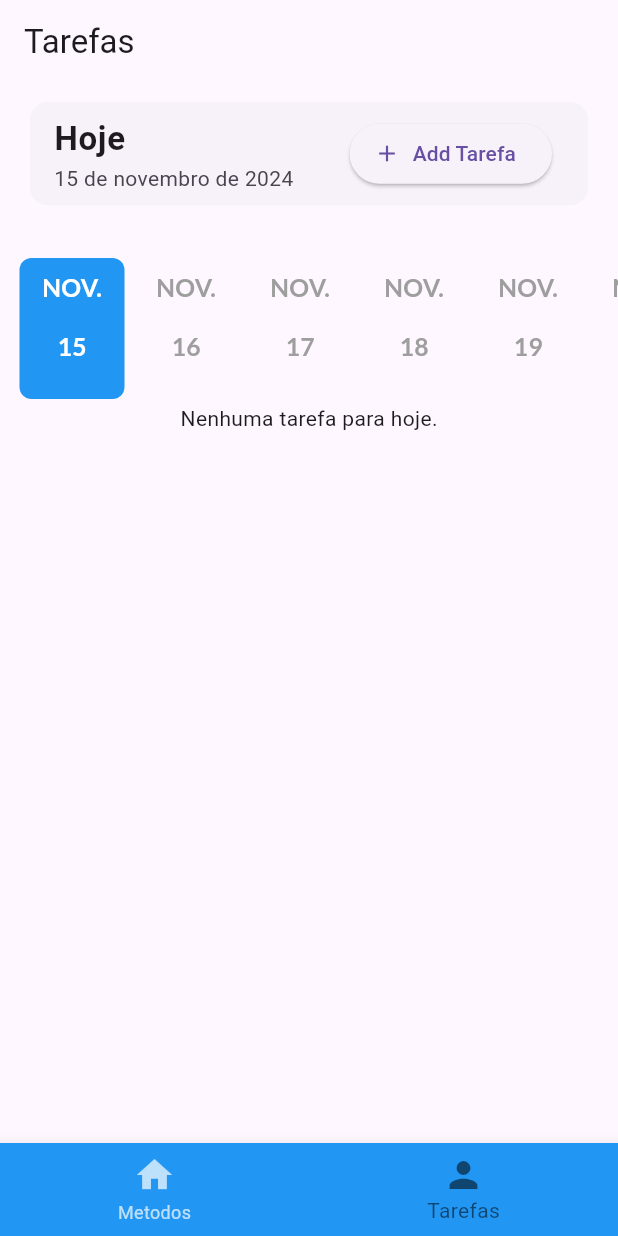
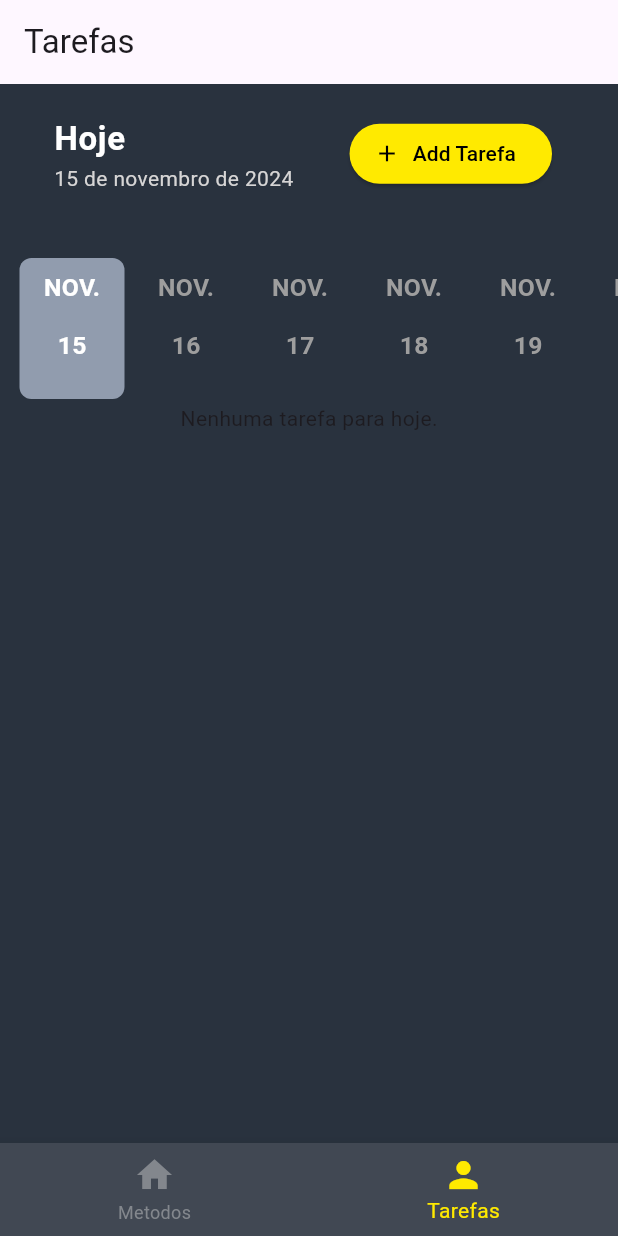
Before and after one commit to Kevengrf/Illumina, a Flutter app: the screen it shows after launch, item 2 of the bottom bar chosen, on a phone screen of 412 x 824 dp. Run offline on Flutter 3.47's test engine with Material 3 defaults, Android fonts, the phone set to English and light mode, and no system bars; drawn by our look-alikes of date_picker_timeline.

Commit message:
estilização tela tarefas

```diff
--- a/lib/homepage.dart
+++ b/lib/homepage.dart
@@ -24,9 +24,9 @@ class _HomePageState extends State<HomePage> {
         children: screens,
       ),
       bottomNavigationBar: BottomNavigationBar(
-        backgroundColor: Colors.blue,
-        selectedItemColor: Colors.black54,
-        unselectedItemColor: Colors.white70,
+        backgroundColor: Color.fromRGBO(65, 72, 83, 1),
+        selectedItemColor: Color.fromRGBO(255, 234, 0, 1),
+        unselectedItemColor: Color.fromRGBO(131, 135, 141, 1),
         type: BottomNavigationBarType.fixed,
         iconSize: 28,
         currentIndex: currentIndex,
--- a/lib/main.dart
+++ b/lib/main.dart
@@ -12,12 +12,13 @@ class MyApp extends StatelessWidget {
 
   @override
   Widget build(BuildContext context) {
+
     return MaterialApp(
       debugShowCheckedModeBanner: false,
       theme: ThemeData(
-        primarySwatch: Colors.blue,
+        scaffoldBackgroundColor: Color.fromRGBO(41, 50, 62, 1)
       ),
-      localizationsDelegates: [
+      localizationsDelegates: const [
         GlobalMaterialLocalizations.delegate,
         GlobalWidgetsLocalizations.delegate,
         GlobalCupertinoLocalizations.delegate,
--- a/lib/screens/tarefa/tarefas.dart
+++ b/lib/screens/tarefa/tarefas.dart
@@ -3,7 +3,6 @@ import 'package:flutter_application_illumina/models/Tarefa.dart';
 import 'package:flutter_application_illumina/screens/tarefa/formTarefa.dart';
 import 'package:intl/intl.dart';
 import 'package:intl/date_symbol_data_local.dart';
-import 'package:google_fonts/google_fonts.dart';
 import 'package:date_picker_timeline/date_picker_timeline.dart';
 
 class Tarefas extends StatefulWidget {
@@ -73,24 +72,31 @@ class _TarefasState extends State<Tarefas> {
       margin: const EdgeInsets.symmetric(vertical: 8, horizontal: 16),
       child: Card(
         elevation: 0,
+        color: Colors.transparent,
         child: ListTile(
           title: const Text(
             "Hoje",
             style: TextStyle(
-              fontSize: 22,
-              fontWeight: FontWeight.bold,
-            ),
+                fontSize: 22, fontWeight: FontWeight.bold, color: Colors.white),
           ),
           subtitle: Text(
             DateFormat("d 'de' MMMM 'de' yyyy", 'pt_BR').format(now),
             style: const TextStyle(
               fontSize: 14,
               fontWeight: FontWeight.w400,
+              color: Color.fromARGB(255, 214, 213, 213),
             ),
           ),
           trailing: ElevatedButton.icon(
-            icon: const Icon(Icons.add),
-            label: const Text('Add Tarefa'),
+            style: ButtonStyle(
+              backgroundColor:
+                  WidgetStateProperty.all(Color.fromRGBO(255, 234, 0, 1)),
+            ),
+            icon: const Icon(Icons.add, color: Colors.black),
+            label: const Text(
+              'Add Tarefa',
+              style: TextStyle(color: Colors.black),
+            ),
             onPressed: () async {
               final tarefa = await Navigator.push(
                 context,
@@ -117,26 +123,22 @@ class _TarefasState extends State<Tarefas> {
         height: 100,
         width: 70,
         initialSelectedDate: _selectedDate,
-        selectionColor: Colors.blue,
+        selectionColor: const Color.fromRGBO(145, 156, 174, 1),
         selectedTextColor: Colors.white,
         onDateChange: (date) {
           setState(() {
             _selectedDate = date;
           });
         },
-        monthTextStyle: GoogleFonts.lato(
-          textStyle: TextStyle(
+        monthTextStyle: TextStyle(
           fontSize: width * 0.04,
           fontWeight: FontWeight.w600,
           color: Colors.grey,
         ),
-        ),
-        dateTextStyle: GoogleFonts.lato(
-          textStyle: TextStyle(
+        dateTextStyle: TextStyle(
           fontSize: width * 0.04,
           fontWeight: FontWeight.w600,
           color: Colors.grey,
-          ),
         ),
         dayTextStyle: const TextStyle(fontSize: 0),
         locale: 'pt',
--- a/pubspec.yaml
+++ b/pubspec.yaml
@@ -11,7 +11,6 @@ dependencies:
     sdk: flutter
   intl: ^0.19.0
   date_picker_timeline: ^1.2.6
-  google_fonts: ^4.0.4
   flutter_localizations:
     sdk: flutter
 
```
Also changed, not shown: lib/tarefa/tarefas.dart (+46 -24 lines), pubspec.lock, 1 other file. Lines whose indentation alone changed are shown as unchanged.
